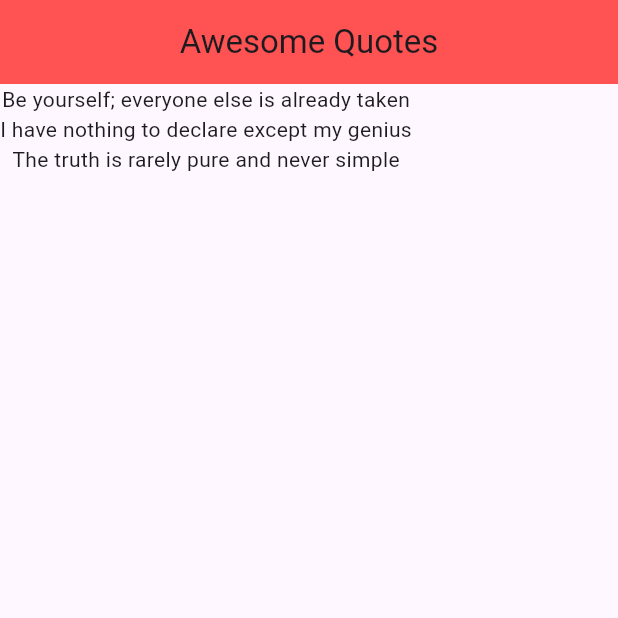
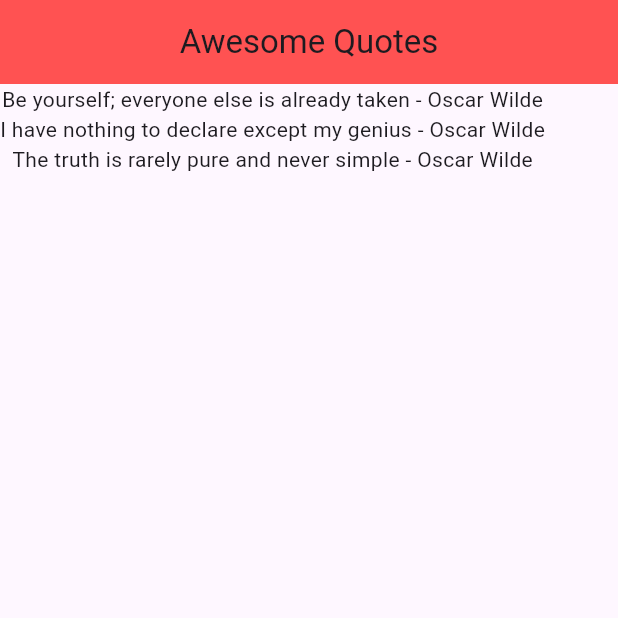
Before and after one commit to doducduy20127477/myflutterapp, a Flutter app: the screen it shows after launch, on a phone screen of 412 x 824 dp, the top half of it. Run offline on Flutter 3.47's test engine with Material 3 defaults, Android fonts, the phone set to English and light mode, and no system bars.

Commit message:
feat: create custom object

```diff
--- a/lib/main.dart
+++ b/lib/main.dart
@@ -1,4 +1,5 @@
 import 'package:flutter/material.dart';
+import 'package:myflutterapp/quote.dart';
 
 void main() {
   runApp(MaterialApp(
@@ -15,10 +16,10 @@ class Home extends StatefulWidget {
 
 class _HomeState extends State<Home> {
 
-  List<String> quotes = [
-    'Be yourself; everyone else is already taken',
-    'I have nothing to declare except my genius',
-    'The truth is rarely pure and never simple'
+  List<Quote> quotes = [
+    Quote(author: 'Oscar Wilde', text: 'Be yourself; everyone else is already taken'),
+    Quote(author: 'Oscar Wilde', text: 'I have nothing to declare except my genius'),
+    Quote(author: 'Oscar Wilde', text: 'The truth is rarely pure and never simple')
   ];
 
   @override
@@ -31,7 +32,7 @@ class _HomeState extends State<Home> {
       ),
 
       body: Column(
-        children: quotes.map((quote) => Text(quote)).toList(),
+        children: quotes.map((quote) => Text('${quote.text} - ${quote.author}')).toList(),
       ),
 
     );
--- /dev/null
+++ b/lib/quote.dart
@@ -0,0 +1,6 @@
+class Quote {
+  String text;
+  String author;
+
+  Quote({required this.text, required this.author});
+}
```
